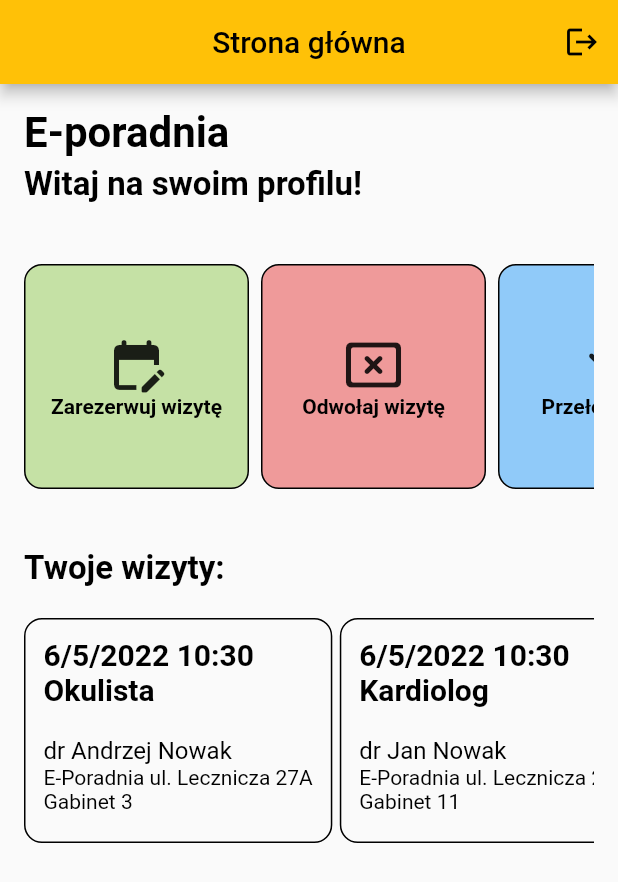
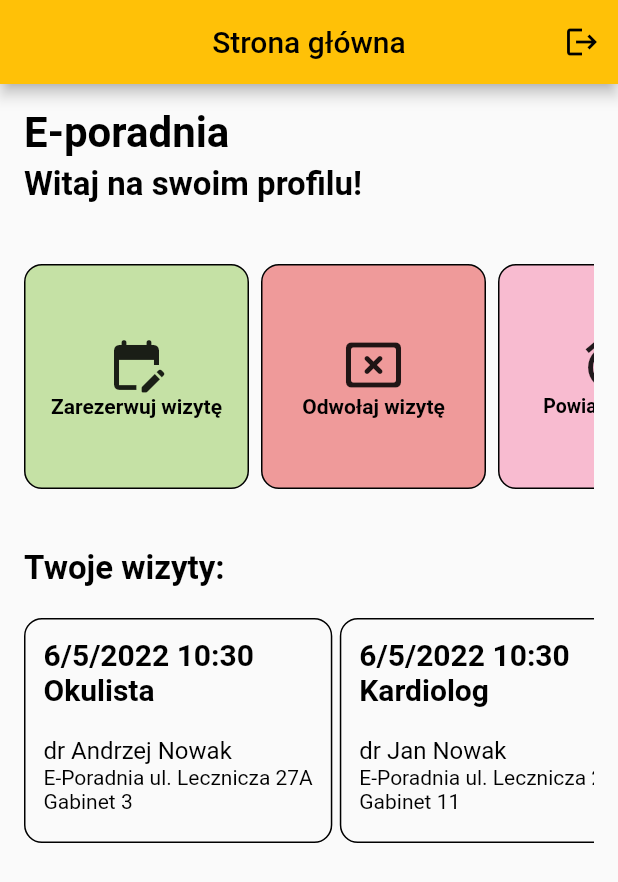
Before and after one commit to stolarekk/e_poradnia, a Flutter app: the ProfileScreen screen opened directly, on a phone screen of 412 x 824 dp. Shown: the top 882 px of the screen. Run offline on Flutter 3.47's test engine with Material 2 defaults, Android fonts, the phone set to English and light mode, and no system bars; our stand-ins replace cloud_firestore, firebase_auth, firebase_core, syncfusion_flutter_calendar; accounts and stored records are empty.

```diff
--- a/lib/views/doctor_views/doctor_profile_screen.dart
+++ b/lib/views/doctor_views/doctor_profile_screen.dart
@@ -183,7 +183,7 @@ class _DoctorProfileScreenState extends State<DoctorProfileScreen> {
                         RawMaterialButton(
                           onPressed: () {
                             Navigator.of(context).push(MaterialPageRoute(
-                                builder: (context) => NotyficationScreen()));
+                                builder: (context) => NotyficationScreen(userType: 'doctorId')));
                           },
                           child: Container(
                             decoration: BoxDecoration(
--- a/lib/views/profile_screen.dart
+++ b/lib/views/profile_screen.dart
@@ -10,6 +10,7 @@ import 'package:intl/intl.dart';
 import 'package:test/views/reservation_screen.dart';
 import 'package:test/views/visit_history.dart';
 import 'main_calendar_screen.dart';
+import 'notification_screen.dart';
 
 class ProfileHomePage extends StatefulWidget {
   const ProfileHomePage({Key? key}) : super(key: key);
@@ -185,24 +186,26 @@ class _ProfileScreenState extends State<ProfileScreen> {
                           ),
                         ),
                         RawMaterialButton(
-                          onPressed: () {},
+                          onPressed: () {
+                            Navigator.of(context).push(MaterialPageRoute(
+                                builder: (context) => NotyficationScreen(userType: 'patientId')));
+                          },
                           child: Container(
                             decoration: BoxDecoration(
-                              color: Colors.blue[200],
+                              color: Colors.pink[100],
                               border: Border.all(color: Colors.black, width: 1),
                               borderRadius: BorderRadius.circular(12.0),
                             ),
-                            margin: const EdgeInsets.only(right: 8),
+                            margin: const EdgeInsets.only(right: 10),
                             width: 150,
                             child: Column(
                               mainAxisAlignment: MainAxisAlignment.center,
                               children: const [
-                                Icon(Icons.call_missed_outgoing_rounded,
-                                    size: 40.0),
-                                Text('Przełóż wizytę',
+                                Icon(Icons.access_alarm_sharp, size: 40.0),
+                                Text('Powiadomienia',
                                     style: TextStyle(
                                         color: Colors.black,
-                                        fontSize: 14.0,
+                                        fontSize: 13.0,
                                         fontWeight: FontWeight.bold)),
                               ],
                             ),
```
Also changed, not shown: lib/views/main_calendar_screen.dart (+7 -1 lines), lib/views/notification_screen.dart (+34 -6 lines), lib/views/reservation_screen.dart (+25 -2 lines).
